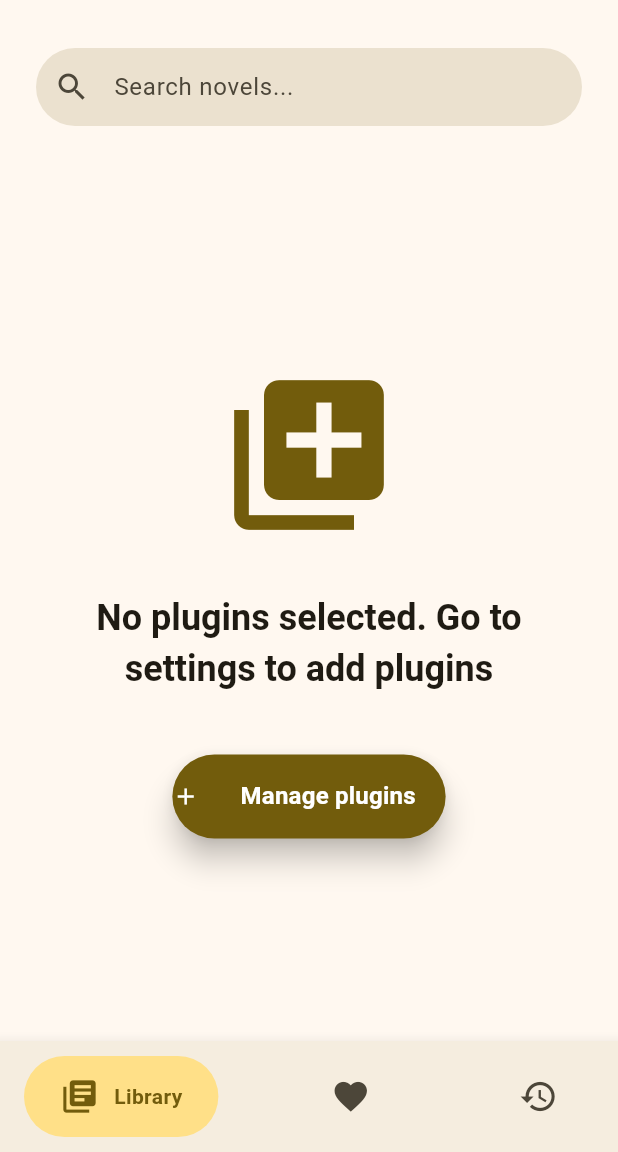
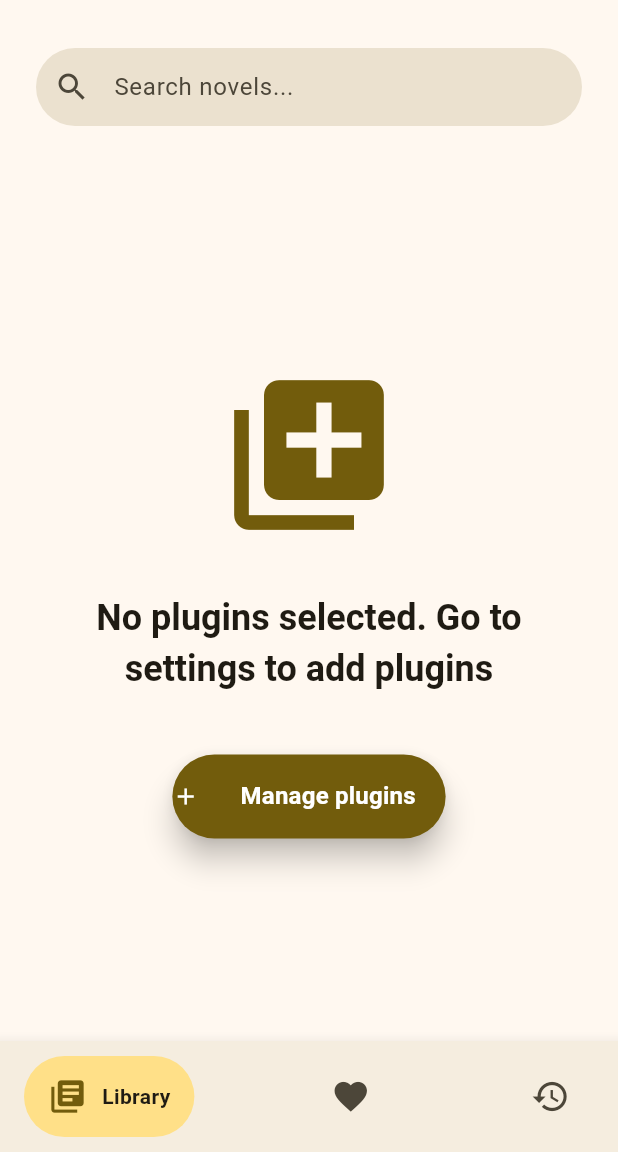
Before and after one commit to Luiz-eduardp/akashic_records, a Flutter app: the HomeScreen screen opened by its route, on a phone screen of 412 x 824 dp, the part 84-1236 px from its top. Run offline on Flutter 3.47's test engine with Material 3 defaults, Android fonts, the phone set to English and light mode, and no system bars; drawn by our look-alikes of flutter_advanced_drawer, google_nav_bar; our stand-ins replace battery_plus, cached_network_image, file_picker, flutter_html, flutter_markdown, google_fonts and 7 more; missing offline and left inert: epubx, flutter_code_editor, highlight, jsf, traffic_stats; accounts and stored records are empty; network calls fail.

Commit message:
refactor(home_screen): adjust bottom navigation padding and text style
- Reduced horizontal padding in bottom navigation bar.
- Added bold weight to bottom navigation text.

```diff
--- a/lib/screens/home_screen.dart
+++ b/lib/screens/home_screen.dart
@@ -242,14 +242,32 @@ class _HomeScreenState extends State<HomeScreen> with TickerProviderStateMixin {
             gap: 10,
             activeColor: theme.colorScheme.primary,
             iconSize: 26,
-            padding: const EdgeInsets.symmetric(horizontal: 24, vertical: 14),
+            padding: const EdgeInsets.symmetric(horizontal: 16, vertical: 14),
             duration: const Duration(milliseconds: 400),
             tabBackgroundColor: theme.colorScheme.primaryContainer,
             color: theme.colorScheme.onSurfaceVariant,
             tabs: [
-              GButton(icon: Icons.library_books, text: 'Biblioteca'.translate),
-              GButton(icon: Icons.favorite, text: 'Favoritos'.translate),
-              GButton(icon: Icons.history, text: 'Histórico'.translate),
+              GButton(
+                icon: Icons.library_books,
+                text: 'Biblioteca'.translate,
+                textStyle: theme.textTheme.bodyMedium?.copyWith(
+                  fontWeight: FontWeight.w600,
+                ),
+              ),
+              GButton(
+                icon: Icons.favorite,
+                text: 'Favoritos'.translate,
+                textStyle: theme.textTheme.bodyMedium?.copyWith(
+                  fontWeight: FontWeight.w600,
+                ),
+              ),
+              GButton(
+                icon: Icons.history,
+                text: 'Histórico'.translate,
+                textStyle: theme.textTheme.bodyMedium?.copyWith(
+                  fontWeight: FontWeight.w600,
+                ),
+              ),
             ],
             selectedIndex: _selectedIndex,
             onTabChange: _onItemTapped,
```
